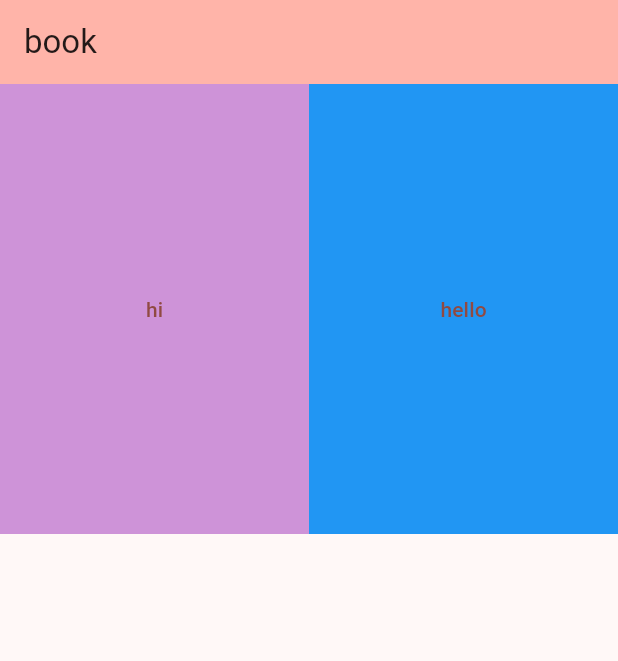
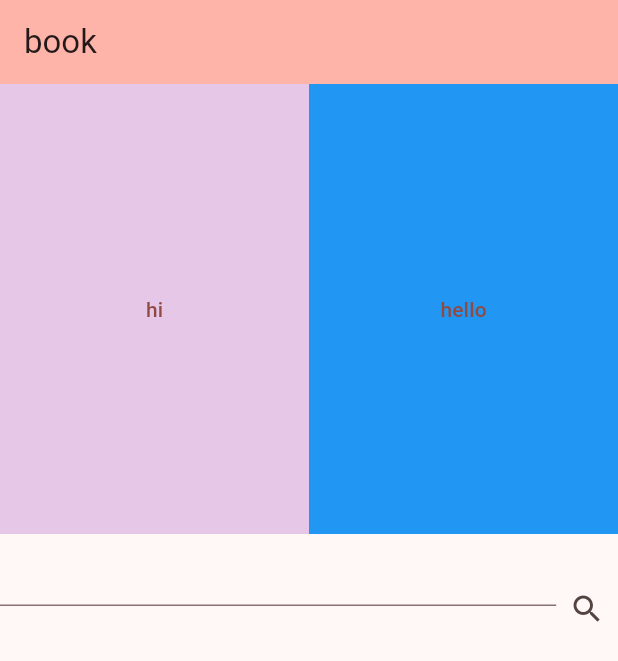
Before and after one commit to saintkim12/my-flutter-01, a Flutter app: the screen it shows after launch, on a phone screen of 412 x 824 dp. Shown: the top 661 px of the screen. Run offline on Flutter 3.47's test engine with Material 3 defaults, Android fonts, the phone set to English and light mode, and no system bars.

Commit message:
검색버튼 작업중

```diff
--- a/lib/main.dart
+++ b/lib/main.dart
@@ -70,6 +70,9 @@ class _MyHomePageState extends State<MyHomePage> {
 
   @override
   Widget build(BuildContext context) {
+    final myButtonStyle = ButtonStyle(
+        shape: MaterialStateProperty.all<RoundedRectangleBorder>(
+            const RoundedRectangleBorder(borderRadius: BorderRadius.zero)));
     // This method is rerun every time setState is called, for instance as done
     // by the _incrementCounter method above.
     //
@@ -96,14 +99,10 @@ class _MyHomePageState extends State<MyHomePage> {
                   flex: 5,
                   child: Container(
                     height: 300,
-                    color: Colors.purple[200],
+                    color: const Color.fromARGB(124, 206, 147, 216),
                     child: TextButton(
                         onPressed: () => {},
-                        style: ButtonStyle(
-                            shape: MaterialStateProperty.all<
-                                    RoundedRectangleBorder>(
-                                const RoundedRectangleBorder(
-                                    borderRadius: BorderRadius.zero))),
+                        style: myButtonStyle,
                         child: const Text('hi')),
                   ),
                 ),
@@ -114,16 +113,27 @@ class _MyHomePageState extends State<MyHomePage> {
                     color: Colors.blue,
                     child: TextButton(
                         onPressed: () => {},
-                        style: ButtonStyle(
-                            shape: MaterialStateProperty.all<
-                                    RoundedRectangleBorder>(
-                                const RoundedRectangleBorder(
-                                    borderRadius: BorderRadius.zero))),
+                        style: myButtonStyle,
                         child: const Text('hello')),
                   ),
                 )
               ],
-            )
+            ),
+            Row(
+                children: [
+                  Expanded(
+                    flex: 9,
+                    child: Container(height: 100, child: const TextField()),
+                  ),
+                  Expanded(
+                    flex: 1,
+                    child: Container(
+                        child: IconButton(
+                      onPressed: () => {},
+                      icon: const Icon(Icons.search),
+                    )),
+                  )
+                ])
           ],
         ))));
   }
```
